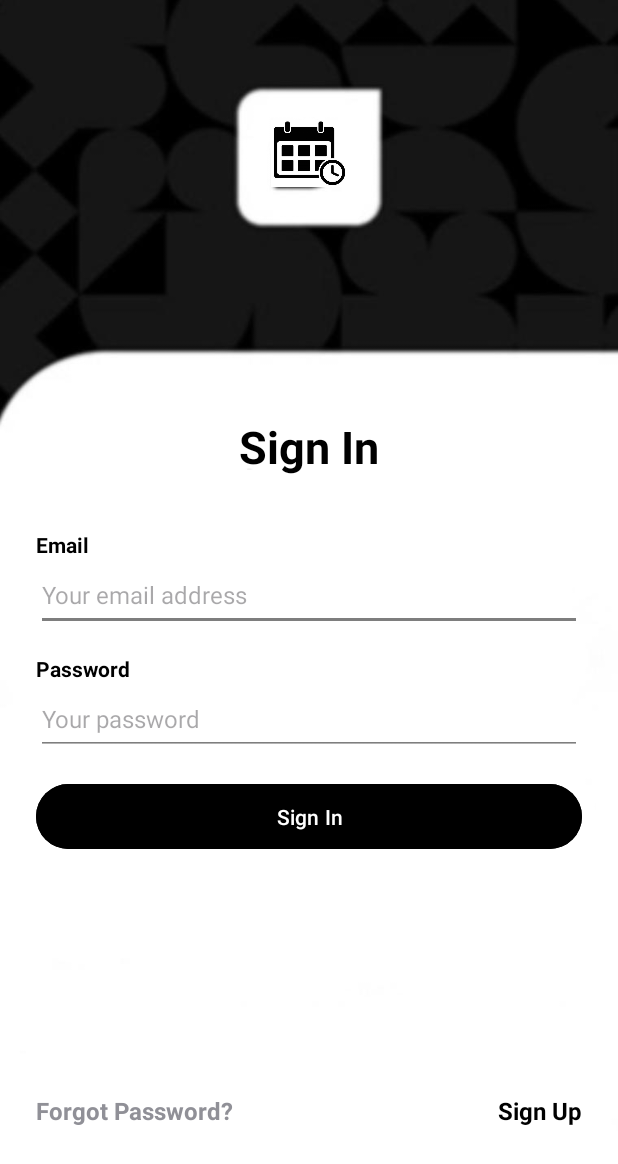
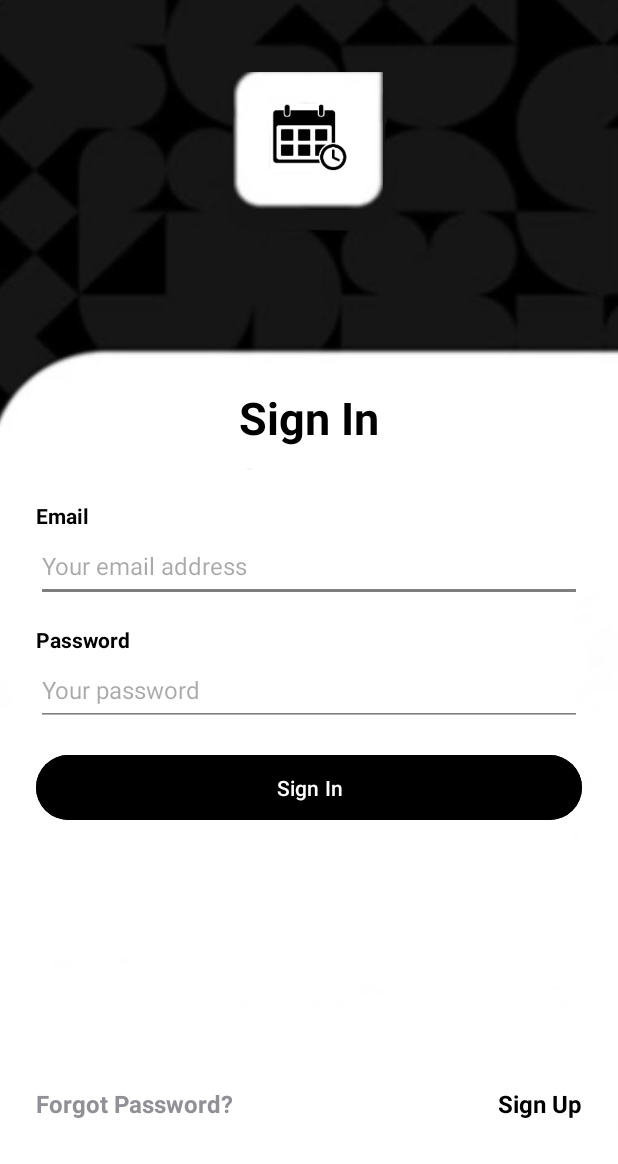
Before and after one commit to hadarlevy/schedule_App, an Android app: the screen it shows after launch (Login), on a phone screen of 412 x 824 dp. Shown: the top 1164 px of the screen. Run offline under Robolectric (Android 15) with nearby library versions, the phone set to English and light mode, and no system bars; our stand-ins replace Firebase (no records; nobody signed in at launch, a user with empty details on screens opened directly).

Commit message:
pagesDesignfix

```diff
--- a/app/src/main/res/layout/activity_login.xml
+++ b/app/src/main/res/layout/activity_login.xml
@@ -1,39 +1,58 @@
 <?xml version="1.0" encoding="utf-8"?>
-<ScrollView xmlns:android="http://schemas.android.com/apk/res/android"
+<androidx.constraintlayout.widget.ConstraintLayout
+    xmlns:android="http://schemas.android.com/apk/res/android"
+    xmlns:app="http://schemas.android.com/apk/res-auto"
     xmlns:tools="http://schemas.android.com/tools"
     android:layout_width="match_parent"
     android:layout_height="match_parent"
-    android:background="@drawable/login">
+    android:background="@drawable/login"
+    tools:context=".Login">
+
+    <!-- Logo -->
+
+    <!-- Rest of the content inside a ScrollView -->
+
+    <ImageView
+        android:id="@+id/logo"
+        android:layout_width="100dp"
+        android:layout_height="100dp"
+        android:layout_marginTop="44dp"
+        android:contentDescription="@string/company_logo_description"
+        android:src="@drawable/logo"
+        app:layout_constraintEnd_toEndOf="parent"
+        app:layout_constraintHorizontal_bias="0.498"
+        app:layout_constraintStart_toStartOf="parent"
+        app:layout_constraintTop_toTopOf="parent" />
+
+    <ScrollView
+        android:layout_width="match_parent"
+        android:layout_height="0dp"
+        android:layout_marginTop="20dp"
+        app:layout_constraintTop_toBottomOf="@id/logo"
+        app:layout_constraintStart_toStartOf="parent"
+        app:layout_constraintEnd_toEndOf="parent"
+        app:layout_constraintBottom_toBottomOf="parent">
 
         <LinearLayout
             android:layout_width="match_parent"
             android:layout_height="wrap_content"
             android:orientation="vertical"
             android:padding="24dp"
-        android:gravity="start"
-        tools:context=".Login">
+            android:gravity="start">
 
-        <ImageView
-            android:layout_width="50dp"
-            android:layout_height="50dp"
-            android:layout_gravity="center_horizontal"
-            android:layout_marginBottom="30dp"
-            android:layout_marginTop="53dp"
-            android:src="@drawable/logo"
-            android:contentDescription="@string/company_logo_description" />
+            <!-- Sign In Text -->
 
-        <!-- Email TextInput -->
+            <!-- Email Label -->
 
             <TextView
                 android:layout_width="wrap_content"
                 android:layout_height="wrap_content"
                 android:layout_gravity="center_horizontal"
+                android:layout_marginTop="70dp"
                 android:text="@string/sign_in"
                 android:textColor="@color/black"
                 android:textSize="30sp"
-            android:textStyle="bold"
-            android:layout_marginTop="120dp" />
-
+                android:textStyle="bold" />
 
             <TextView
                 android:text="@string/email"
@@ -43,6 +62,7 @@
                 android:layout_height="wrap_content"
                 android:layout_marginTop="35dp" />
 
+            <!-- Email Input -->
             <com.google.android.material.textfield.TextInputEditText
                 android:id="@+id/email"
                 android:layout_width="match_parent"
@@ -55,7 +75,7 @@
                 android:textColor="@color/black"
                 android:textSize="16sp"/>
 
-        <!-- Password TextInput -->
+            <!-- Password Label -->
             <TextView
                 android:text="@string/password"
                 android:textColor="@color/black"
@@ -64,6 +84,7 @@
                 android:layout_height="wrap_content"
                 android:layout_marginTop="15dp" />
 
+            <!-- Password Input -->
             <com.google.android.material.textfield.TextInputEditText
                 android:id="@+id/password"
                 android:layout_width="match_parent"
@@ -76,11 +97,13 @@
                 android:textColor="@color/black"
                 android:textSize="16sp"/>
 
+            <!-- Progress Bar -->
             <ProgressBar
                 android:id="@+id/progressBar"
                 android:visibility="gone"
                 android:layout_width="wrap_content"
                 android:layout_height="wrap_content"/>
+
             <!-- Sign In Button -->
             <Button
                 android:id="@+id/btn_login"
@@ -94,14 +117,13 @@
                 android:layout_marginTop="15dp"
                 android:stateListAnimator="@null" />
 
+            <!-- Forgot Password and Sign Up Links -->
             <LinearLayout
                 android:layout_width="match_parent"
                 android:layout_height="wrap_content"
                 android:orientation="horizontal"
                 android:gravity="start|center_vertical"
-            android:layout_marginTop="135dp" >
-
-
+                android:layout_marginTop="150dp" >
 
                 <TextView
                     android:id="@+id/ForgotPassword"
@@ -126,3 +148,4 @@
             </LinearLayout>
         </LinearLayout>
     </ScrollView>
+</androidx.constraintlayout.widget.ConstraintLayout>
```
Also changed, not shown: app/src/main/res/drawable/login.jpeg, app/src/main/res/drawable/logo.jpg (deleted), app/src/main/res/drawable/logo.png (added). Lines whose indentation alone changed are shown as unchanged.
